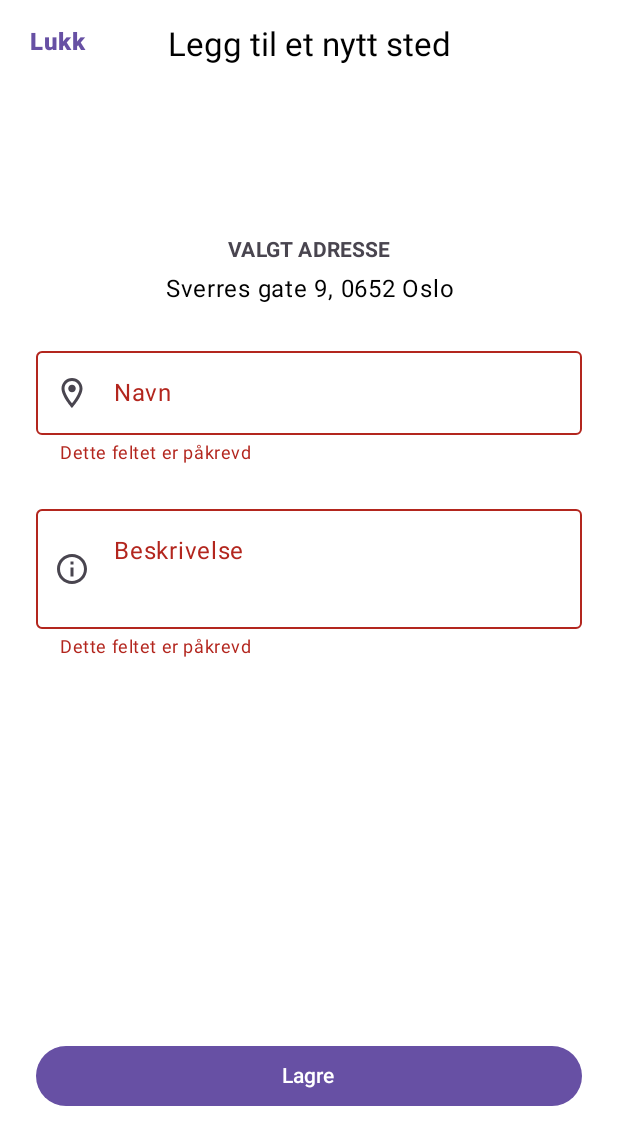
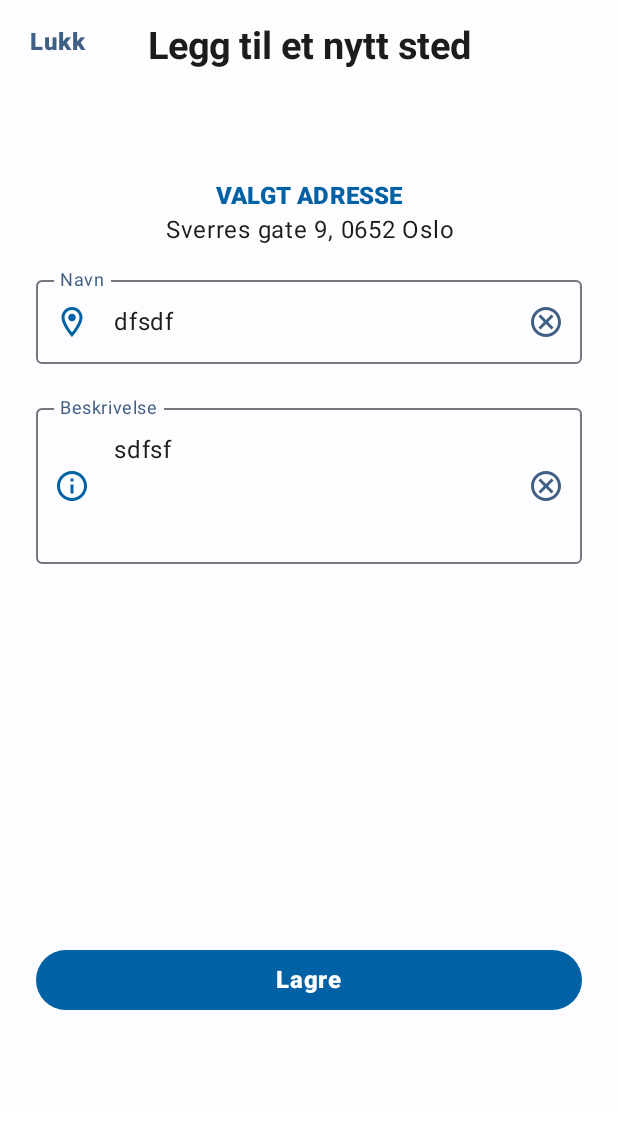
Before and after one commit to magnuskvandal/DAVE3600_Apputvikling, an Android app built with Jetpack Compose: the @Preview function AddPlaceSheetPreview, on a phone screen of 412 x 824 dp. Shown: the top 1145 px of the screen. Run offline under Robolectric (Android 15) with nearby library versions, the phone set to English and light mode, and no system bars.

Commit message:
Fullført appdesign

```diff
--- a/Mappe3/app/src/main/java/com/example/mittKart_s356228/ui/components/AddPlaceSheet.kt
+++ b/Mappe3/app/src/main/java/com/example/mittKart_s356228/ui/components/AddPlaceSheet.kt
@@ -1,5 +1,6 @@
 package com.example.mittKart_s356228.ui.components
 
+import androidx.compose.foundation.background
 import androidx.compose.foundation.layout.Arrangement
 import androidx.compose.foundation.layout.Box
 import androidx.compose.foundation.layout.Column
@@ -13,6 +14,7 @@ import androidx.compose.material.icons.outlined.Cancel
 import androidx.compose.material.icons.outlined.Info
 import androidx.compose.material.icons.outlined.LocationOn
 import androidx.compose.material3.Button
+import androidx.compose.material3.ButtonDefaults
 import androidx.compose.material3.Icon
 import androidx.compose.material3.IconButton
 import androidx.compose.material3.MaterialTheme
@@ -28,6 +30,7 @@ import androidx.compose.ui.text.style.TextAlign
 import androidx.compose.ui.tooling.preview.Preview
 import androidx.compose.ui.unit.dp
 import com.example.mittKart_s356228.R
+import com.example.mittKart_s356228.ui.theme.MittKart_s356228Theme
 
 @Composable
 fun AddPlaceSheet(
@@ -44,34 +47,41 @@ fun AddPlaceSheet(
     Box(
         modifier = modifier
             .fillMaxWidth()
-            .fillMaxHeight(0.90f)
+            .fillMaxHeight(0.9f)
+            .background(MaterialTheme.colorScheme.surface)
     ){
         TextButton(
             onClick = onDismiss,
-            modifier = Modifier.align(Alignment.TopStart).padding(horizontal = 8.dp, vertical = 4.dp)
+            modifier = Modifier
+                .align(Alignment.TopStart)
+                .padding(horizontal = 8.dp, vertical = 4.dp)
         ){
             Text(
                 text = stringResource(R.string.close_sheet_button),
                 style = MaterialTheme.typography.bodyLarge,
-                fontWeight = FontWeight.ExtraBold
+                fontWeight = FontWeight.ExtraBold,
+                color = MaterialTheme.colorScheme.onSurfaceVariant
             )
         }
 
         Text(
             text = stringResource(R.string.add_place_title),
             style = MaterialTheme.typography.titleLarge,
-            modifier = Modifier.align(Alignment.TopCenter).padding(top = 16.dp)
+            fontWeight = FontWeight.Bold,
+            color = MaterialTheme.colorScheme.onSurface,
+            modifier = Modifier
+                .align(Alignment.TopCenter)
+                .padding(top = 16.dp)
         )
 
         Column(
             modifier = Modifier
                 .fillMaxWidth()
-                .padding(top = 30.dp)
-                .padding(horizontal = 24.dp),
+                .padding(horizontal = 24.dp, vertical = 48.dp),
             horizontalAlignment = Alignment.CenterHorizontally,
-            verticalArrangement = Arrangement.spacedBy(8.dp)
+            verticalArrangement = Arrangement.spacedBy(5.dp)
         ){
-            Spacer(modifier = Modifier.weight(0.5f))
+            Spacer(modifier = Modifier.weight(0.3f))
 
             if(address.isNotEmpty()){
                 Column(
@@ -81,13 +91,14 @@ fun AddPlaceSheet(
                     Text(
                         text = stringResource(R.string.add_place_selected_address),
                         style = MaterialTheme.typography.labelLarge,
-                        fontWeight = FontWeight.Bold,
-                        color = MaterialTheme.colorScheme.onSurfaceVariant
+                        fontWeight = FontWeight.ExtraBold,
+                        color = MaterialTheme.colorScheme.primary
                     )
                     Text(
                         text = address,
                         style = MaterialTheme.typography.bodyLarge,
-                        textAlign = TextAlign.Center
+                        textAlign = TextAlign.Center,
+                        color = MaterialTheme.colorScheme.onSurface
                     )
                 }
             }
@@ -97,12 +108,26 @@ fun AddPlaceSheet(
             OutlinedTextField(
                 value = name,
                 onValueChange = onNameChange,
-                label = { Text(stringResource(R.string.add_place_name_label)) },
-                leadingIcon = { Icon(imageVector = Icons.Outlined.LocationOn, contentDescription = stringResource(R.string.add_place_location_icon_description)) },
+                label = {
+                    Text(
+                        text = stringResource(R.string.add_place_name_label)
+                    )
+                        },
+                leadingIcon = {
+                    Icon(
+                        imageVector = Icons.Outlined.LocationOn,
+                        contentDescription = stringResource(R.string.add_place_location_icon_description),
+                        tint = MaterialTheme.colorScheme.primary
+                    )
+                },
                 trailingIcon = {
                     if(name.isNotEmpty()){
                         IconButton(onClick = { onNameChange("") }){
-                            Icon(imageVector = Icons.Outlined.Cancel, contentDescription = stringResource(R.string.add_place_cancel_icon_description))
+                            Icon(
+                                imageVector = Icons.Outlined.Cancel,
+                                contentDescription = stringResource(R.string.add_place_cancel_icon_description),
+                                tint = MaterialTheme.colorScheme.onSurfaceVariant
+                            )
                         }
                     }
                 },
@@ -110,23 +135,32 @@ fun AddPlaceSheet(
                 isError = hasAttemptedSave && name.isBlank(),
                 supportingText = {
                     if(hasAttemptedSave && name.isBlank()){
-                        Text(text = stringResource(R.string.add_place_required_field), color = MaterialTheme.colorScheme.error)
+                        Text(
+                            text = stringResource(R.string.add_place_required_field),
+                            color = MaterialTheme.colorScheme.error)
                     }
                 },
                 modifier = Modifier.fillMaxWidth()
             )
 
-            Spacer(modifier = Modifier.height(5.dp))
-
             OutlinedTextField(
                 value = description,
                 onValueChange = onDescriptionChange,
                 label = { Text(stringResource(R.string.description_label)) },
-                leadingIcon = { Icon(imageVector = Icons.Outlined.Info, contentDescription = stringResource(R.string.add_place_info_icon_description)) },
+                leadingIcon = {
+                    Icon(imageVector = Icons.Outlined.Info,
+                        contentDescription = stringResource(R.string.add_place_info_icon_description),
+                        tint = MaterialTheme.colorScheme.primary
+                    )
+                              },
                 trailingIcon = {
                     if(description.isNotEmpty()){
                         IconButton(onClick = { onDescriptionChange("") }) {
-                            Icon(imageVector = Icons.Outlined.Cancel, contentDescription = stringResource(R.string.add_place_cancel_icon_description))
+                            Icon(
+                                imageVector = Icons.Outlined.Cancel,
+                                contentDescription = stringResource(R.string.add_place_cancel_icon_description),
+                                tint = MaterialTheme.colorScheme.onSurfaceVariant
+                            )
                         }
                     }
                 },
@@ -134,7 +168,10 @@ fun AddPlaceSheet(
                 isError = hasAttemptedSave && description.isBlank(),
                 supportingText = {
                     if(hasAttemptedSave && description.isBlank()){
-                        Text(stringResource(R.string.add_place_required_field), color = MaterialTheme.colorScheme.error)
+                        Text(
+                            text = stringResource(R.string.add_place_required_field),
+                            color = MaterialTheme.colorScheme.error
+                        )
                     }
                 },
                 modifier = Modifier.fillMaxWidth(),
@@ -144,9 +181,17 @@ fun AddPlaceSheet(
 
             Button(
                 onClick = onSaveClick,
-                modifier = Modifier.fillMaxWidth()
+                colors = ButtonDefaults.buttonColors(MaterialTheme.colorScheme.primary),
+                modifier = Modifier
+                    .fillMaxWidth()
+                    .padding(bottom = 16.dp)
             ){
-                Text(text = stringResource(R.string.add_place_save_button))
+                Text(
+                    text = stringResource(R.string.add_place_save_button),
+                    style = MaterialTheme.typography.bodyLarge,
+                    fontWeight = FontWeight.ExtraBold,
+                    color = MaterialTheme.colorScheme.onPrimary,
+                    )
             }
         }
     }
@@ -156,9 +201,10 @@ fun AddPlaceSheet(
 @Preview(showBackground = true)
 @Composable
 fun AddPlaceSheetPreview() {
+    MittKart_s356228Theme{
         AddPlaceSheet(
-        name = "",
-        description = "",
+            name = "dfsdf",
+            description = "sdfsf",
             address = "Sverres gate 9, 0652 Oslo",
             onNameChange = {},
             onDescriptionChange = {},
@@ -167,3 +213,4 @@ fun AddPlaceSheetPreview() {
             hasAttemptedSave = true
         )
     }
+}
--- a/Mappe3/app/src/main/java/com/example/mittKart_s356228/ui/screens/MapScreen.kt
+++ b/Mappe3/app/src/main/java/com/example/mittKart_s356228/ui/screens/MapScreen.kt
@@ -7,8 +7,10 @@ import androidx.compose.foundation.layout.fillMaxSize
 import androidx.compose.foundation.layout.padding
 import androidx.compose.foundation.layout.statusBars
 import androidx.compose.material3.ExperimentalMaterial3Api
+import androidx.compose.material3.MaterialTheme
 import androidx.compose.material3.ModalBottomSheet
 import androidx.compose.material3.Scaffold
+import androidx.compose.material3.contentColorFor
 import androidx.compose.material3.rememberModalBottomSheetState
 import androidx.compose.runtime.Composable
 import androidx.compose.runtime.LaunchedEffect
@@ -95,6 +97,7 @@ fun MapScreen(
 
             ModalBottomSheet(
                 onDismissRequest = { viewModel.dismissAddPlaceSheet() },
+                containerColor = MaterialTheme.colorScheme.surface,
                 sheetState = addSheetState
             ) {
                 AddPlaceSheet(
@@ -116,6 +119,7 @@ fun MapScreen(
             )
             ModalBottomSheet(
                 onDismissRequest = { viewModel.dismissPlaceDetailsSheet() },
+                containerColor = MaterialTheme.colorScheme.surface,
                 sheetState = detailsSheetState
             ){
                 uiState.selectedPlace?.let{ selectedPlace ->
```
Also changed, not shown: Mappe3/app/src/main/java/com/example/mittKart_s356228/ui/components/DeleteConfirmationDialog.kt (+35 -5 lines), Mappe3/app/src/main/java/com/example/mittKart_s356228/ui/components/MapSearchBar.kt (+31 -3 lines), Mappe3/app/src/main/java/com/example/mittKart_s356228/ui/components/PlaceDetailsSheet.kt (+37 -14 lines), Mappe3/app/src/main/java/com/example/mittKart_s356228/ui/theme/Color.kt (+11 -0 lines), Mappe3/app/src/main/java/com/example/mittKart_s356228/ui/theme/Theme.kt (+10 -15 lines), Mappe3/app/src/main/java/com/example/mittKart_s356228/ui/theme/Type.kt (+9 -4 lines). Lines whose indentation alone changed are shown as unchanged.
